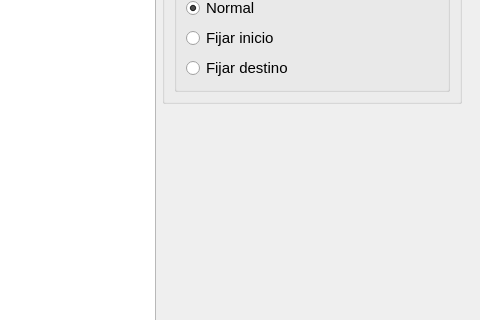
Before: the Qt Designer form mainwindow.ui in IvanLeiCas22/HMI_MICROMOUSE_V4, drawn with Qt 5; both pictures show x 520 to 1000 and y 430 to 750 of the 1000 by 1195 pixel window.
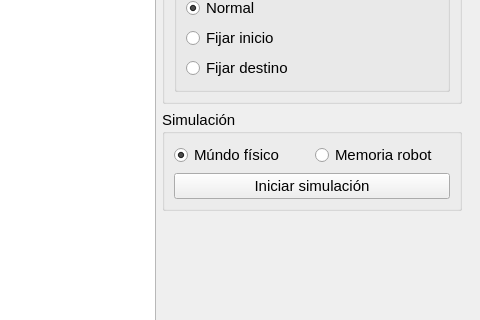
After: the same form once the commit is applied.

The edit to the form file:
```diff
--- a/mainwindow.ui
+++ b/mainwindow.ui
@@ -3033,6 +3033,43 @@
               </layout>
              </widget>
             </item>
+            <item>
+             <widget class="QGroupBox" name="groupBox_12">
+              <property name="title">
+               <string>Simulación</string>
+              </property>
+              <layout class="QVBoxLayout" name="verticalLayout_22">
+               <item>
+                <layout class="QHBoxLayout" name="horizontalLayout_28">
+                 <item>
+                  <widget class="QRadioButton" name="radioBtnRealView">
+                   <property name="text">
+                    <string>Múndo físico</string>
+                   </property>
+                   <property name="checked">
+                    <bool>true</bool>
+                   </property>
+                  </widget>
+                 </item>
+                 <item>
+                  <widget class="QRadioButton" name="radioBtnRobotView">
+                   <property name="text">
+                    <string>Memoria robot</string>
+                   </property>
+                  </widget>
+                 </item>
+                </layout>
+               </item>
+               <item>
+                <widget class="QPushButton" name="btnToggleAutonomous">
+                 <property name="text">
+                  <string>Iniciar simulación</string>
+                 </property>
+                </widget>
+               </item>
+              </layout>
+             </widget>
+            </item>
             <item>
              <spacer name="verticalSpacer_5">
               <property name="orientation">
```
